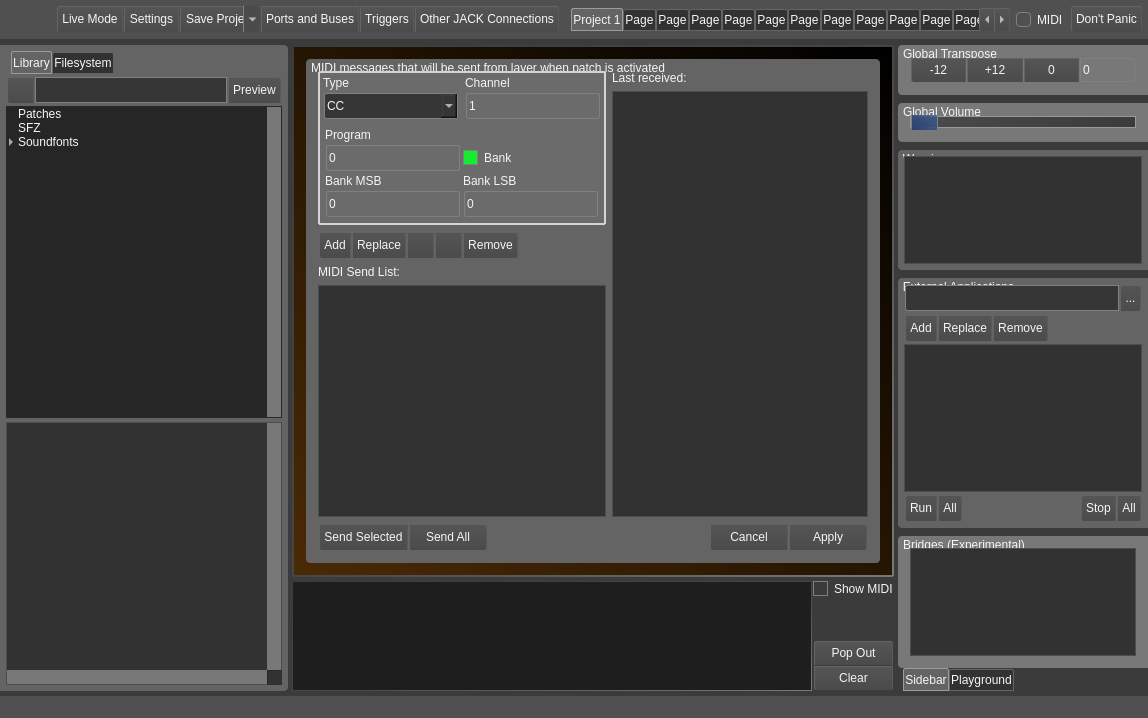
This is src/mainwindow.ui in noedigcode/konfyt as Qt 5 draws it before an edit. The edited form follows.
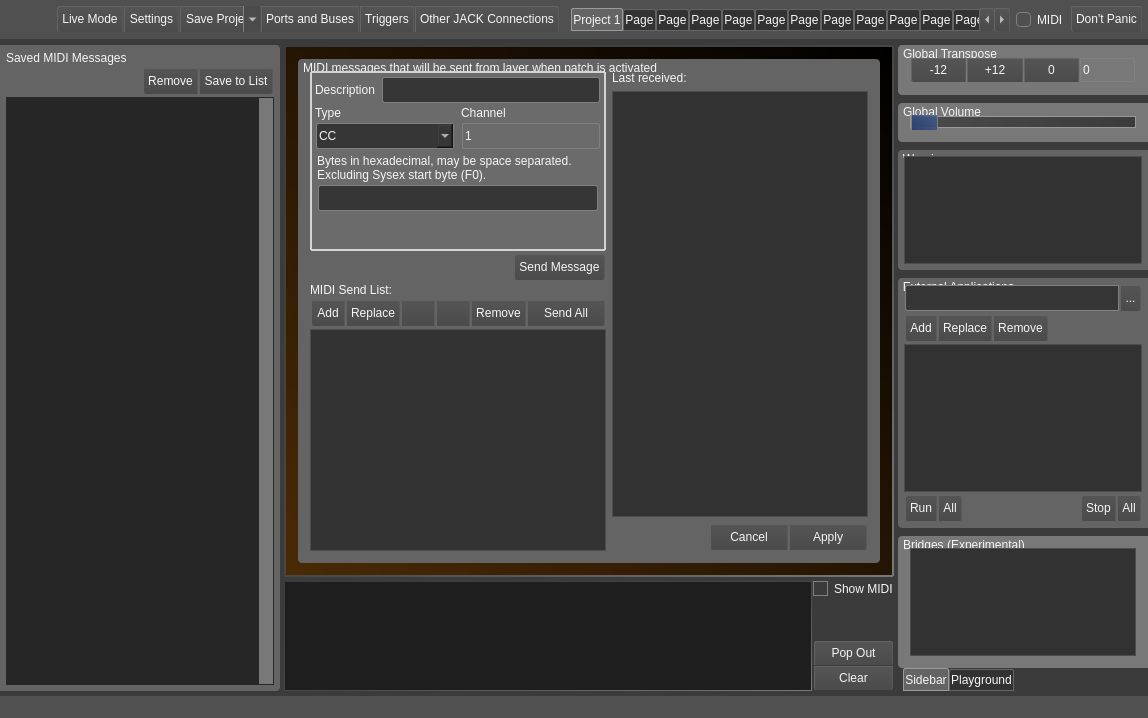
This is the edited form. The open tabs and pages were chosen to show the change. Icons and pictures are not drawn.

Commit message: MIDI send events description and sysex and other fixes: Updated KonfytMidiEvent with data array to enable sysex; Print error messages when Linuxsampler fails to start, or is stopped; Escape filename before passing to LSCP; When loading files from app arguments, show absolute path in filesystem view; Replace all stacked/tab widget index references with widget pointers; Updated midi note names octaves to IPN standard.

```diff
--- a/src/mainwindow.ui
+++ b/src/mainwindow.ui
@@ -1784,6 +1784,230 @@
          </item>
         </layout>
        </widget>
+       <widget class="QWidget" name="page_savedMidiMsges">
+        <layout class="QVBoxLayout" name="verticalLayout_29">
+         <property name="spacing">
+          <number>0</number>
+         </property>
+         <property name="leftMargin">
+          <number>0</number>
+         </property>
+         <property name="topMargin">
+          <number>0</number>
+         </property>
+         <property name="rightMargin">
+          <number>0</number>
+         </property>
+         <property name="bottomMargin">
+          <number>0</number>
+         </property>
+         <item>
+          <widget class="QGroupBox" name="groupBox_Library_2">
+           <property name="styleSheet">
+            <string notr="true">QGroupBox{
+	background-color: rgba(100,100,100, 255);
+	border: 0px solid;
+	border-top-left-radius: 0px;
+    border-bottom-left-radius: 0px;
+    border-top-right-radius: 4px;
+    border-bottom-right-radius: 4px;
+	margin-top: 0ex;
+	padding-top: 0ex;
+}</string>
+           </property>
+           <property name="title">
+            <string/>
+           </property>
+           <layout class="QVBoxLayout" name="verticalLayout_28">
+            <property name="spacing">
+             <number>2</number>
+            </property>
+            <property name="leftMargin">
+             <number>5</number>
+            </property>
+            <property name="topMargin">
+             <number>5</number>
+            </property>
+            <property name="rightMargin">
+             <number>5</number>
+            </property>
+            <property name="bottomMargin">
+             <number>5</number>
+            </property>
+            <item>
+             <widget class="QLabel" name="label_33">
+              <property name="text">
+               <string>Saved MIDI Messages</string>
+              </property>
+             </widget>
+            </item>
+            <item>
+             <layout class="QHBoxLayout" name="horizontalLayout_57">
+              <item>
+               <spacer name="horizontalSpacer_12">
+                <property name="orientation">
+                 <enum>Qt::Horizontal</enum>
+                </property>
+                <property name="sizeHint" stdset="0">
+                 <size>
+                  <width>40</width>
+                  <height>20</height>
+                 </size>
+                </property>
+               </spacer>
+              </item>
+              <item>
+               <widget class="QFrame" name="frame_50">
+                <property name="sizePolicy">
+                 <sizepolicy hsizetype="Maximum" vsizetype="Preferred">
+                  <horstretch>0</horstretch>
+                  <verstretch>0</verstretch>
+                 </sizepolicy>
+                </property>
+                <property name="minimumSize">
+                 <size>
+                  <width>0</width>
+                  <height>28</height>
+                 </size>
+                </property>
+                <property name="maximumSize">
+                 <size>
+                  <width>16777215</width>
+                  <height>28</height>
+                 </size>
+                </property>
+                <property name="styleSheet">
+                 <string notr="true"/>
+                </property>
+                <property name="frameShape">
+                 <enum>QFrame::StyledPanel</enum>
+                </property>
+                <property name="frameShadow">
+                 <enum>QFrame::Raised</enum>
+                </property>
+                <property name="buttonFrame" stdset="0">
+                 <bool>true</bool>
+                </property>
+                <layout class="QGridLayout" name="gridLayout_49">
+                 <property name="leftMargin">
+                  <number>0</number>
+                 </property>
+                 <property name="topMargin">
+                  <number>0</number>
+                 </property>
+                 <property name="rightMargin">
+                  <number>0</number>
+                 </property>
+                 <property name="bottomMargin">
+                  <number>0</number>
+                 </property>
+                 <property name="spacing">
+                  <number>1</number>
+                 </property>
+                 <item row="0" column="1">
+                  <widget class="QPushButton" name="pushButton_savedMidiMsgs_save">
+                   <property name="sizePolicy">
+                    <sizepolicy hsizetype="Minimum" vsizetype="Minimum">
+                     <horstretch>0</horstretch>
+                     <verstretch>0</verstretch>
+                    </sizepolicy>
+                   </property>
+                   <property name="maximumSize">
+                    <size>
+                     <width>16777215</width>
+                     <height>16777215</height>
+                    </size>
+                   </property>
+                   <property name="toolTip">
+                    <string>Save the MIDI message currently being edited to the Saved MIDI Messages list</string>
+                   </property>
+                   <property name="styleSheet">
+                    <string notr="true">border-top-left-radius: 0;
+border-bottom-left-radius: 0;</string>
+                   </property>
+                   <property name="text">
+                    <string>Save to List</string>
+                   </property>
+                  </widget>
+                 </item>
+                 <item row="0" column="0">
+                  <widget class="QPushButton" name="pushButton_savedMidiMsgs_remove">
+                   <property name="sizePolicy">
+                    <sizepolicy hsizetype="Minimum" vsizetype="Minimum">
+                     <horstretch>0</horstretch>
+                     <verstretch>0</verstretch>
+                    </sizepolicy>
+                   </property>
+                   <property name="maximumSize">
+                    <size>
+                     <width>16777215</width>
+                     <height>16777215</height>
+                    </size>
+                   </property>
+                   <property name="toolTip">
+                    <string>Remove selected item from the Saved MIDI Messages list</string>
+                   </property>
+                   <property name="styleSheet">
+                    <string notr="true">border-top-right-radius: 0;
+border-bottom-right-radius: 0;</string>
+                   </property>
+                   <property name="text">
+                    <string>Remove</string>
+                   </property>
+                  </widget>
+                 </item>
+                </layout>
+               </widget>
+              </item>
+             </layout>
+            </item>
+            <item>
+             <widget class="QTreeWidget" name="treeWidget_savedMidiMessages">
+              <property name="contextMenuPolicy">
+               <enum>Qt::CustomContextMenu</enum>
+              </property>
+              <property name="styleSheet">
+               <string notr="true">QTreeWidget {
+background-color: rgb(38, 38, 38);
+border-color: rgb(40, 40, 40);
+}</string>
+              </property>
+              <property name="verticalScrollBarPolicy">
+               <enum>Qt::ScrollBarAlwaysOn</enum>
+              </property>
+              <property name="horizontalScrollBarPolicy">
+               <enum>Qt::ScrollBarAsNeeded</enum>
+              </property>
+              <property name="autoExpandDelay">
+               <number>-1</number>
+              </property>
+              <property name="indentation">
+               <number>8</number>
+              </property>
+              <property name="wordWrap">
+               <bool>false</bool>
+              </property>
+              <property name="headerHidden">
+               <bool>true</bool>
+              </property>
+              <property name="expandsOnDoubleClick">
+               <bool>false</bool>
+              </property>
+              <attribute name="headerVisible">
+               <bool>false</bool>
+              </attribute>
+              <column>
+               <property name="text">
+                <string>Soundfonts</string>
+               </property>
+              </column>
+             </widget>
+            </item>
+           </layout>
+          </widget>
+         </item>
+        </layout>
+       </widget>
        <widget class="QWidget" name="page_Live">
         <layout class="QGridLayout" name="gridLayout_7">
          <property name="leftMargin">
@@ -5932,6 +6156,9 @@
                  <layout class="QHBoxLayout" name="horizontalLayout_47" stretch="1,0">
                   <item>
                    <layout class="QVBoxLayout" name="verticalLayout_20">
+                    <property name="spacing">
+                     <number>2</number>
+                    </property>
                     <property name="rightMargin">
                      <number>0</number>
                     </property>
@@ -5978,6 +6205,9 @@
                        <string/>
                       </property>
                       <layout class="QVBoxLayout" name="verticalLayout_27">
+                       <property name="spacing">
+                        <number>2</number>
+                       </property>
                        <property name="leftMargin">
                         <number>2</number>
                        </property>
@@ -5990,6 +6220,72 @@
                        <property name="bottomMargin">
                         <number>2</number>
                        </property>
+                       <item>
+                        <layout class="QHBoxLayout" name="horizontalLayout_52">
+                         <item>
+                          <widget class="QLabel" name="label_39">
+                           <property name="text">
+                            <string>Description</string>
+                           </property>
+                          </widget>
+                         </item>
+                         <item>
+                          <widget class="QFrame" name="frame_44">
+                           <property name="minimumSize">
+                            <size>
+                             <width>0</width>
+                             <height>28</height>
+                            </size>
+                           </property>
+                           <property name="maximumSize">
+                            <size>
+                             <width>16777215</width>
+                             <height>28</height>
+                            </size>
+                           </property>
+                           <property name="styleSheet">
+                            <string notr="true"/>
+                           </property>
+                           <property name="frameShape">
+                            <enum>QFrame::StyledPanel</enum>
+                           </property>
+                           <property name="frameShadow">
+                            <enum>QFrame::Raised</enum>
+                           </property>
+                           <property name="buttonFrame" stdset="0">
+                            <bool>true</bool>
+                           </property>
+                           <layout class="QHBoxLayout" name="horizontalLayout_51">
+                            <property name="spacing">
+                             <number>1</number>
+                            </property>
+                            <property name="leftMargin">
+                             <number>0</number>
+                            </property>
+                            <property name="topMargin">
+                             <number>0</number>
+                            </property>
+                            <property name="rightMargin">
+                             <number>0</number>
+                            </property>
+                            <property name="bottomMargin">
+                             <number>0</number>
+                            </property>
+                            <item>
+                             <widget class="QLineEdit" name="lineEdit_midiSendList_Description">
+                              <property name="sizePolicy">
+                               <sizepolicy hsizetype="Expanding" vsizetype="Minimum">
+                                <horstretch>0</horstretch>
+                                <verstretch>0</verstretch>
+                               </sizepolicy>
+                              </property>
+                             </widget>
+                            </item>
+                           </layout>
+                          </widget>
+                         </item>
+                        </layout>
+                       </item>
                        <item>
                         <layout class="QHBoxLayout" name="horizontalLayout_46">
                          <item>
@@ -6187,7 +6483,7 @@
                           </sizepolicy>
                          </property>
                          <property name="currentIndex">
-                          <number>1</number>
+                          <number>3</number>
                          </property>
                          <widget class="QWidget" name="page_midiSend_cc">
                           <layout class="QGridLayout" name="gridLayout_5">
@@ -6836,15 +7132,218 @@
                            </item>
                           </layout>
                          </widget>
+                         <widget class="QWidget" name="page_midiSend_sysex">
+                          <layout class="QVBoxLayout" name="verticalLayout_30" stretch="0,0,0">
+                           <property name="spacing">
+                            <number>2</number>
+                           </property>
+                           <property name="leftMargin">
+                            <number>2</number>
+                           </property>
+                           <property name="topMargin">
+                            <number>2</number>
+                           </property>
+                           <property name="rightMargin">
+                            <number>2</number>
+                           </property>
+                           <property name="bottomMargin">
+                            <number>2</number>
+                           </property>
+                           <item>
+                            <widget class="QLabel" name="label_40">
+                             <property name="text">
+                              <string>Bytes in hexadecimal, may be space separated. Excluding Sysex start byte (F0).</string>
+                             </property>
+                             <property name="wordWrap">
+                              <bool>true</bool>
+                             </property>
+                            </widget>
+                           </item>
+                           <item>
+                            <widget class="QFrame" name="frame_51">
+                             <property name="minimumSize">
+                              <size>
+                               <width>0</width>
+                               <height>28</height>
+                              </size>
+                             </property>
+                             <property name="maximumSize">
+                              <size>
+                               <width>16777215</width>
+                               <height>28</height>
+                              </size>
+                             </property>
+                             <property name="styleSheet">
+                              <string notr="true"/>
+                             </property>
+                             <property name="frameShape">
+                              <enum>QFrame::StyledPanel</enum>
+                             </property>
+                             <property name="frameShadow">
+                              <enum>QFrame::Raised</enum>
+                             </property>
+                             <property name="buttonFrame" stdset="0">
+                              <bool>true</bool>
+                             </property>
+                             <layout class="QHBoxLayout" name="horizontalLayout_58">
+                              <property name="spacing">
+                               <number>1</number>
+                              </property>
+                              <property name="leftMargin">
+                               <number>0</number>
+                              </property>
+                              <property name="topMargin">
+                               <number>0</number>
+                              </property>
+                              <property name="rightMargin">
+                               <number>0</number>
+                              </property>
+                              <property name="bottomMargin">
+                               <number>0</number>
+                              </property>
+                              <item>
+                               <widget class="QLineEdit" name="lineEdit_midiSendList_sysex_bytes">
+                                <property name="sizePolicy">
+                                 <sizepolicy hsizetype="Expanding" vsizetype="Minimum">
+                                  <horstretch>0</horstretch>
+                                  <verstretch>0</verstretch>
+                                 </sizepolicy>
+                                </property>
+                               </widget>
+                              </item>
+                             </layout>
+                            </widget>
+                           </item>
+                           <item>
+                            <spacer name="verticalSpacer_8">
+                             <property name="orientation">
+                              <enum>Qt::Vertical</enum>
+                             </property>
+                             <property name="sizeType">
+                              <enum>QSizePolicy::Expanding</enum>
+                             </property>
+                             <property name="sizeHint" stdset="0">
+                              <size>
+                               <width>20</width>
+                               <height>10</height>
+                              </size>
+                             </property>
+                            </spacer>
+                           </item>
+                          </layout>
+                         </widget>
                         </widget>
                        </item>
                       </layout>
                      </widget>
                     </item>
+                    <item>
+                     <layout class="QHBoxLayout" name="horizontalLayout_55">
+                      <item>
+                       <spacer name="horizontalSpacer_11">
+                        <property name="orientation">
+                         <enum>Qt::Horizontal</enum>
+                        </property>
+                        <property name="sizeHint" stdset="0">
+                         <size>
+                          <width>40</width>
+                          <height>20</height>
+                         </size>
+                        </property>
+                       </spacer>
+                      </item>
+                      <item>
+                       <widget class="QFrame" name="frame_49">
+                        <property name="sizePolicy">
+                         <sizepolicy hsizetype="Maximum" vsizetype="Preferred">
+                          <horstretch>0</horstretch>
+                          <verstretch>0</verstretch>
+                         </sizepolicy>
+                        </property>
+                        <property name="minimumSize">
+                         <size>
+                          <width>0</width>
+                          <height>28</height>
+                         </size>
+                        </property>
+                        <property name="maximumSize">
+                         <size>
+                          <width>16777215</width>
+                          <height>28</height>
+                         </size>
+                        </property>
+                        <property name="styleSheet">
+                         <string notr="true"/>
+                        </property>
+                        <property name="frameShape">
+                         <enum>QFrame::StyledPanel</enum>
+                        </property>
+                        <property name="frameShadow">
+                         <enum>QFrame::Raised</enum>
+                        </property>
+                        <property name="buttonFrame" stdset="0">
+                         <bool>true</bool>
+                        </property>
+                        <layout class="QHBoxLayout" name="horizontalLayout_56">
+                         <property name="spacing">
+                          <number>1</number>
+                         </property>
+                         <property name="leftMargin">
+                          <number>0</number>
+                         </property>
+                         <property name="topMargin">
+                          <number>0</number>
+                         </property>
+                         <property name="rightMargin">
+                          <number>0</number>
+                         </property>
+                         <property name="bottomMargin">
+                          <number>0</number>
+                         </property>
+                         <item>
+                          <widget class="QPushButton" name="pushButton_midiSendList_sendSelected">
+                           <property name="sizePolicy">
+                            <sizepolicy hsizetype="Minimum" vsizetype="Minimum">
+                             <horstretch>0</horstretch>
+                             <verstretch>0</verstretch>
+                            </sizepolicy>
+                           </property>
+                           <property name="minimumSize">
+                            <size>
+                             <width>78</width>
+                             <height>0</height>
+                            </size>
+                           </property>
+                           <property name="toolTip">
+                            <string>Send the MIDI message currently being edited to the layer output</string>
+                           </property>
+                           <property name="styleSheet">
+                            <string notr="true"/>
+                           </property>
+                           <property name="text">
+                            <string>Send Message</string>
+                           </property>
+                           <property name="KonfytWideButton" stdset="0">
+                            <bool>true</bool>
+                           </property>
+                          </widget>
+                         </item>
+                        </layout>
+                       </widget>
+                      </item>
+                     </layout>
+                    </item>
+                    <item>
+                     <widget class="QLabel" name="label_34">
+                      <property name="text">
+                       <string>MIDI Send List:</string>
+                      </property>
+                     </widget>
+                    </item>
                     <item>
                      <widget class="QFrame" name="frame_35">
                       <property name="sizePolicy">
-                       <sizepolicy hsizetype="Maximum" vsizetype="Preferred">
+                       <sizepolicy hsizetype="Minimum" vsizetype="Preferred">
                         <horstretch>0</horstretch>
                         <verstretch>0</verstretch>
                        </sizepolicy>
@@ -7003,7 +7502,9 @@
                          </property>
                          <property name="styleSheet">
                           <string notr="true">border-top-left-radius: 0;
-border-bottom-left-radius: 0;</string>
+border-bottom-left-radius: 0;
+border-top-right-radius: 0;
+border-bottom-right-radius: 0;</string>
                          </property>
                          <property name="text">
                           <string>Remove</string>
@@ -7054,140 +7555,41 @@
                          </property>
                         </widget>
                        </item>
+                       <item row="0" column="5">
+                        <widget class="QPushButton" name="pushButton_midiSendList_sendAll">
+                         <property name="sizePolicy">
+                          <sizepolicy hsizetype="Minimum" vsizetype="Minimum">
+                           <horstretch>0</horstretch>
+                           <verstretch>0</verstretch>
+                          </sizepolicy>
+                         </property>
+                         <property name="minimumSize">
+                          <size>
+                           <width>78</width>
+                           <height>0</height>
+                          </size>
+                         </property>
+                         <property name="toolTip">
+                          <string>Send all MIDI messages in the MIDI Send List to the layer output</string>
+                         </property>
+                         <property name="styleSheet">
+                          <string notr="true">border-top-left-radius: 0;
+border-bottom-left-radius: 0;</string>
+                         </property>
+                         <property name="text">
+                          <string>Send All</string>
+                         </property>
+                         <property name="KonfytWideButton" stdset="0">
+                          <bool>true</bool>
+                         </property>
+                        </widget>
+                       </item>
                       </layout>
                      </widget>
                     </item>
-                    <item>
-                     <widget class="QLabel" name="label_34">
-                      <property name="text">
-                       <string>MIDI Send List:</string>
-                      </property>
-                     </widget>
-                    </item>
                     <item>
                      <widget class="QListWidget" name="listWidget_midiSendList"/>
                     </item>
-                    <item>
-                     <layout class="QHBoxLayout" name="horizontalLayout_55">
-                      <item>
-                       <widget class="QFrame" name="frame_49">
-                        <property name="minimumSize">
-                         <size>
-                          <width>0</width>
-                          <height>28</height>
-                         </size>
-                        </property>
-                        <property name="maximumSize">
-                         <size>
-                          <width>16777215</width>
-                          <height>28</height>
-                         </size>
-                        </property>
-                        <property name="styleSheet">
-                         <string notr="true"/>
-                        </property>
-                        <property name="frameShape">
-                         <enum>QFrame::StyledPanel</enum>
-                        </property>
-                        <property name="frameShadow">
-                         <enum>QFrame::Raised</enum>
-                        </property>
-                        <property name="buttonFrame" stdset="0">
-                         <bool>true</bool>
-                        </property>
-                        <layout class="QHBoxLayout" name="horizontalLayout_56">
-                         <property name="spacing">
-                          <number>1</number>
-                         </property>
-                         <property name="leftMargin">
-                          <number>0</number>
-                         </property>
-                         <property name="topMargin">
-                          <number>0</number>
-                         </property>
-                         <property name="rightMargin">
-                          <number>0</number>
-                         </property>
-                         <property name="bottomMargin">
-                          <number>0</number>
-                         </property>
-                         <item>
-                          <widget class="QPushButton" name="pushButton_midiSendList_sendSelected">
-                           <property name="sizePolicy">
-                            <sizepolicy hsizetype="Minimum" vsizetype="Minimum">
-                             <horstretch>0</horstretch>
-                             <verstretch>0</verstretch>
-                            </sizepolicy>
-                           </property>
-                           <property name="minimumSize">
-                            <size>
-                             <width>78</width>
-                             <height>0</height>
-                            </size>
-                           </property>
-                           <property name="toolTip">
-                            <string>Send the selected MIDI message to the layer output</string>
-                           </property>
-                           <property name="styleSheet">
-                            <string notr="true">border-top-right-radius: 0;
-border-bottom-right-radius: 0;
-</string>
-                           </property>
-                           <property name="text">
-                            <string>Send Selected</string>
-                           </property>
-                           <property name="KonfytWideButton" stdset="0">
-                            <bool>true</bool>
-                           </property>
-                          </widget>
-                         </item>
-                         <item>
-                          <widget class="QPushButton" name="pushButton_midiSendList_sendAll">
-                           <property name="sizePolicy">
-                            <sizepolicy hsizetype="Minimum" vsizetype="Minimum">
-                             <horstretch>0</horstretch>
-                             <verstretch>0</verstretch>
-                            </sizepolicy>
-                           </property>
-                           <property name="minimumSize">
-                            <size>
-                             <width>78</width>
-                             <height>0</height>
-                            </size>
-                           </property>
-                           <property name="toolTip">
-                            <string>Send all MIDI messages in the MIDI Send List to the layer output</string>
-                           </property>
-                           <property name="styleSheet">
-                            <string notr="true">border-top-left-radius: 0;
-border-bottom-left-radius: 0;</string>
-                           </property>
-                           <property name="text">
-                            <string>Send All</string>
-                           </property>
-                           <property name="KonfytWideButton" stdset="0">
-                            <bool>true</bool>
-                           </property>
-                          </widget>
-                         </item>
-                        </layout>
-                       </widget>
-                      </item>
-                      <item>
-                       <spacer name="horizontalSpacer_11">
-                        <property name="orientation">
-                         <enum>Qt::Horizontal</enum>
-                        </property>
-                        <property name="sizeHint" stdset="0">
-                         <size>
-                          <width>40</width>
-                          <height>20</height>
-                         </size>
-                        </property>
-                       </spacer>
-                      </item>
-                     </layout>
-                    </item>
                    </layout>
                   </item>
                   <item>
```
Left out of the diff: 11 changed lines with no effect on the pictures. The commit also changes 17 other files.
